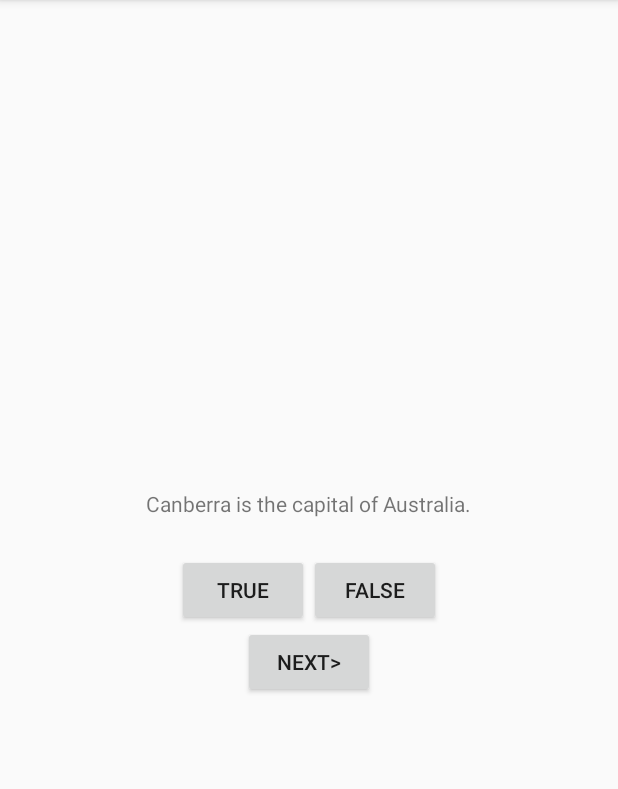
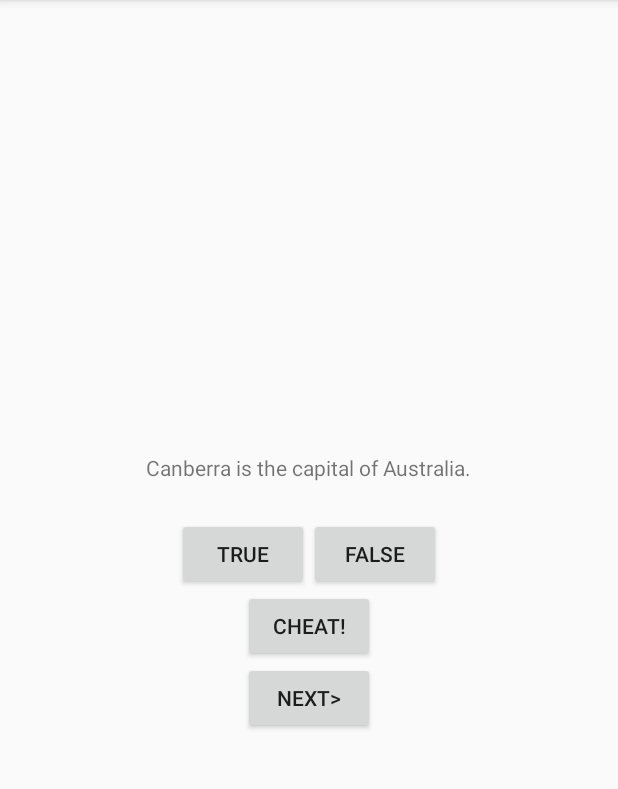
Before and after one commit to SELIMICH/GeoQuiz, an Android app: the screen it shows after launch (MainActivity), after a tap on "TRUE", on a phone screen of 412 x 824 dp, the part 84-873 px from its top. Run offline under Robolectric (Android 15) with nearby library versions, the phone set to English and light mode, and no system bars.

Commit message:
add buttonCheat to show correct answer

```diff
--- a/app/src/main/AndroidManifest.xml
+++ b/app/src/main/AndroidManifest.xml
@@ -9,6 +9,7 @@
         android:roundIcon="@mipmap/ic_launcher_round"
         android:supportsRtl="true"
         android:theme="@style/AppTheme">
+        <activity android:name=".CheatActivity"></activity>
         <activity android:name=".MainActivity">
             <intent-filter>
                 <action android:name="android.intent.action.MAIN" />
--- a/app/src/main/java/com/example/geoquiz/MainActivity.java
+++ b/app/src/main/java/com/example/geoquiz/MainActivity.java
@@ -1,7 +1,10 @@
 package com.example.geoquiz;
 
+import androidx.annotation.Nullable;
 import androidx.appcompat.app.AppCompatActivity;
 
+import android.app.Activity;
+import android.content.Intent;
 import android.os.Bundle;
 import android.util.Log;
 import android.view.View;
@@ -13,11 +16,13 @@ public class MainActivity extends AppCompatActivity {
 
     private static final String TAG = "QuizActivity";
     private static final String KEY_INDEX = "index";
+    private static final int REQUEST_CODE_CHEAT = 0;
 
     private Button mTrueButton;
     private Button mFalseButton;
     private Button mNextButton;
     private TextView mQuestionTextView;
+    private Button mCheatButton;
 
     private Question[] mQuestionBank = new Question[]{
             new Question(R.string.question_australia, true),
@@ -29,6 +34,7 @@ public class MainActivity extends AppCompatActivity {
     };
 
     private int mCurrentIndex = 0;
+    private boolean mIsCheater;
 
     @Override
     protected void onCreate(Bundle savedInstanceState) {
@@ -62,35 +68,62 @@ public class MainActivity extends AppCompatActivity {
             @Override
             public void onClick(View v) {
                 mCurrentIndex = (mCurrentIndex + 1) % mQuestionBank.length;
+                mIsCheater = false;
                 updateQuestion();
+            }
+        });
+
+        mCheatButton = (Button) findViewById(R.id.cheat_button);
+        mCheatButton.setOnClickListener(new View.OnClickListener() {
+            @Override
+            public void onClick(View v) {
+                boolean answerIsTrue = mQuestionBank[mCurrentIndex].isAnswerTrue();
+                Intent intent = CheatActivity.newIntent(MainActivity.this, answerIsTrue);
+                startActivityForResult(intent, REQUEST_CODE_CHEAT);
+                //TODO ИСПРАВИТЬ ОШИБКУ: ПРИ НАЖАТИИ НА КНОППУ CHEAT! НЕ ВЫВОДИТЬСЯ TOAST О ТОМ ЧТО ПОЛЬЗОВАТЕЛЬ СЧИТЕРИЛ
             }
         });
 
         updateQuestion();
     }
 
-    private void updateQuestion(){
+    @Override
+    protected void onActivityResult(int requestCode, int resultCode, Intent data) {
+        super.onActivityResult(requestCode, resultCode, data);
+        if (resultCode != Activity.RESULT_OK) {
+            return;
+        }
+        if (requestCode == REQUEST_CODE_CHEAT) {
+            if (data == null) {
+                return;
+            }
+            mIsCheater = CheatActivity.wasAnswerShown(data);
+        }
+    }
+
+    private void updateQuestion() {
         int question = mQuestionBank[mCurrentIndex].getTextResId();
         mQuestionTextView.setText(question);
     }
 
     @Override
-    public void onStart(){
+    public void onStart() {
         super.onStart();
         Log.d(TAG, "onStart() called");
     }
 
     @Override
-    public void onResume(){
+    public void onResume() {
         super.onResume();
         Log.d(TAG, "onResume() called");
     }
 
     @Override
-    public void onPause(){
+    public void onPause() {
         super.onPause();
         Log.d(TAG, "onPause() called");
     }
+
     @Override
     public void onSaveInstanceState(Bundle savedInstanceState) {
         super.onSaveInstanceState(savedInstanceState);
@@ -99,29 +132,30 @@ public class MainActivity extends AppCompatActivity {
     }
 
     @Override
-    public void onStop(){
+    public void onStop() {
         super.onStop();
         Log.d(TAG, "onStop() called");
     }
 
     @Override
-    public void onDestroy(){
+    public void onDestroy() {
         super.onDestroy();
         Log.d(TAG, "onDestroy() called");
     }
 
-    private void checkAnswer(boolean userPressedTrue){
+    private void checkAnswer(boolean userPressedTrue) {
         boolean answerIsTrue = mQuestionBank[mCurrentIndex].isAnswerTrue();
-
         int messageResId = 0;
-
-        if (userPressedTrue == answerIsTrue) {
-            messageResId = R.string.correct_toast;
-        }else {
-            messageResId = R.string.incorrect_toast;
+        if (mIsCheater) {
+            messageResId = R.string.jugment_toast;
+        } else {
+            if (userPressedTrue == answerIsTrue) {
+                messageResId = R.string.correct_toast;
+            } else {
+                messageResId = R.string.incorrect_toast;
+            }
         }
-
-        Toast.makeText(this, messageResId, Toast.LENGTH_SHORT )
+        Toast.makeText(this, messageResId, Toast.LENGTH_SHORT)
                 .show();
     }
 }
--- a/app/src/main/res/layout-land/activity_quiz.xml
+++ b/app/src/main/res/layout-land/activity_quiz.xml
@@ -32,6 +32,13 @@
     </LinearLayout>
 
     <Button
+        android:id="@+id/cheat_button"
+        android:layout_width="wrap_content"
+        android:layout_height="wrap_content"
+        android:layout_gravity="bottom|center_horizontal"
+        android:text="@string/cheat_button"/>
+
+    <Button
         android:id="@+id/next_button"
         android:layout_width="wrap_content"
         android:layout_gravity="bottom|right"
--- a/app/src/main/res/layout/activity_quiz.xml
+++ b/app/src/main/res/layout/activity_quiz.xml
@@ -32,6 +32,12 @@
     </LinearLayout>
 
     <Button
+        android:id="@+id/cheat_button"
+        android:layout_width="wrap_content"
+        android:layout_height="wrap_content"
+        android:text="@string/cheat_button"/>
+
+    <Button
         android:id="@+id/next_button"
         android:layout_width="wrap_content"
         android:layout_height="wrap_content"
--- a/app/src/main/res/values/strings.xml
+++ b/app/src/main/res/values/strings.xml
@@ -15,5 +15,8 @@
     <string name="next_button">Next></string>
     <string name="correct_toast">Correct!</string>
     <string name="incorrect_toast">Incorrect!</string>
-
+    <string name="warning_text">Are you sure you want to do this?</string>
+    <string name="show_answer_button">Show Answer</string>
+    <string name="cheat_button">Cheat!</string>
+    <string name="jugment_toast">Cheating is wrong.</string>
 </resources>
```
Also changed, not shown: app/src/main/java/com/example/geoquiz/CheatActivity.java (added, +84 -0 lines), app/src/main/res/layout/activity_cheat.xml (added, +30 -0 lines).
